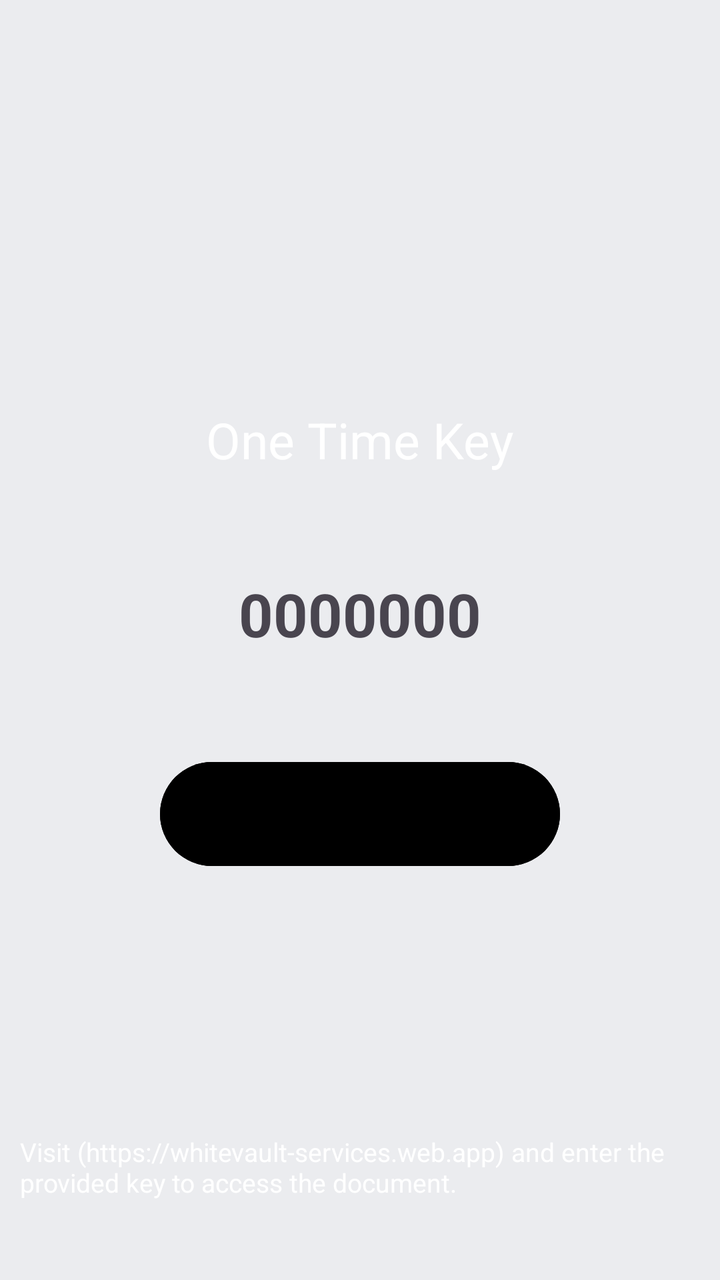
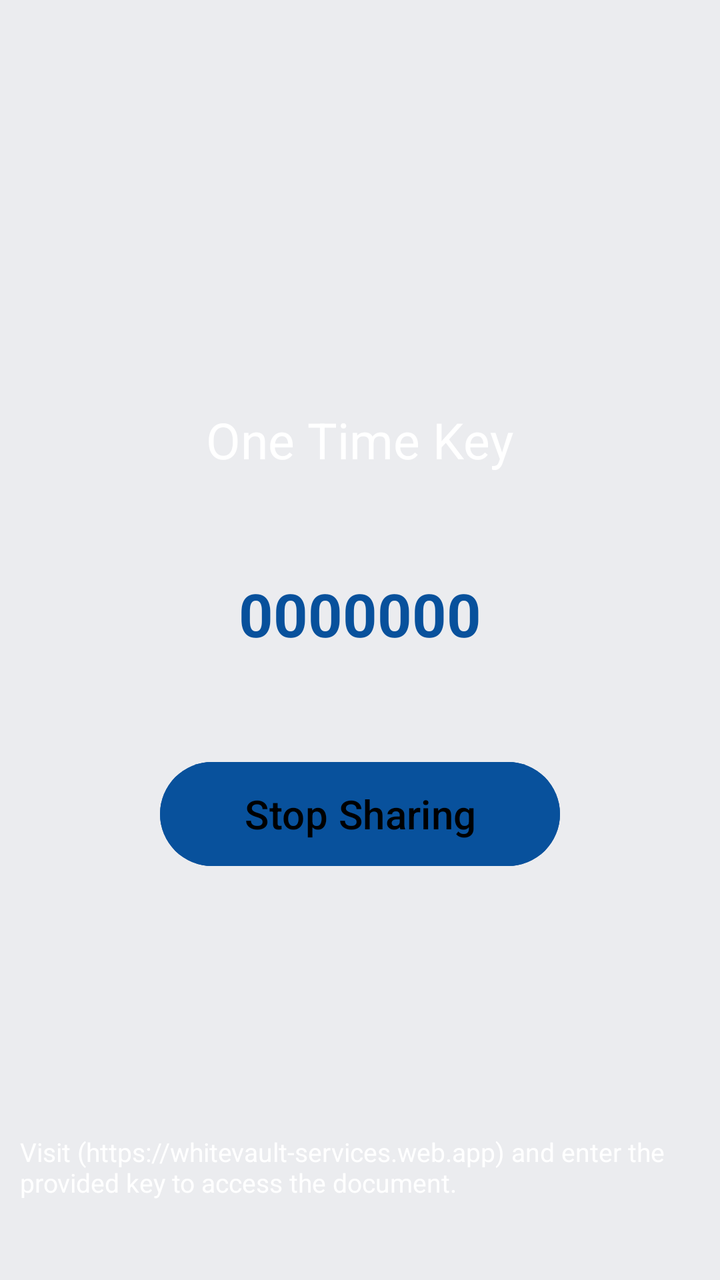

Compare the two renders of this Android layout. The source of the first and the diff that turns it into the second are given below.
<!-- AndroidManifest.xml: application theme Theme.WhiteVault -->
<!-- res/layout/activity_share.xml -->
<?xml version="1.0" encoding="utf-8"?>
<RelativeLayout xmlns:android="http://schemas.android.com/apk/res/android"
    xmlns:app="http://schemas.android.com/apk/res-auto"
    xmlns:tools="http://schemas.android.com/tools"
    android:id="@+id/main"
    android:layout_width="match_parent"
    android:layout_height="match_parent"
    tools:context=".ShareActivity"
    android:background="@color/background">

    <LinearLayout
        android:layout_width="match_parent"
        android:layout_height="match_parent"
        android:gravity="center"
        android:orientation="vertical">

        <TextView
            android:layout_width="wrap_content"
            android:layout_height="wrap_content"
            android:text="One Time Key"
            android:textColor="@color/white"
            android:textSize="25sp"
            android:layout_marginBottom="50dp"/>

        <TextView
            android:id="@+id/text_one_time_key"
            android:layout_width="wrap_content"
            android:layout_height="wrap_content"
            android:text="0000000"
            android:textColor="@color/primary"
            android:textStyle="bold"
            android:textSize="30sp"
            android:textIsSelectable="true"/>

        <Button
            android:id="@+id/button_stop_sharing"
            android:layout_width="200dp"
            android:layout_height="60dp"
            android:backgroundTint="@color/primary"
            android:text="Stop Sharing"
            android:textColor="@color/black"
            android:textSize="20sp"
            android:layout_marginTop="50dp"/>


    </LinearLayout>

    <TextView
        android:layout_width="wrap_content"
        android:layout_height="wrap_content"
        android:layout_alignParentBottom="true"
        android:layout_centerHorizontal="true"
        android:text="Visit (https://whitevault-services.web.app) and enter the provided key to access the document."
        android:textSize="13sp"
        android:textColor="@color/white"
        android:layout_marginBottom="40dp"
        android:layout_marginStart="10dp"
        android:layout_marginEnd="10dp"/>

</RelativeLayout>
<!-- resources referenced by this layout -->
<resources>
  <color name="background">#EBECEF</color>
  <color name="black">#FF000000</color>
  <color name="white">#FFFFFFFF</color>
  <style name="Theme.WhiteVault" parent="Base.Theme.WhiteVault" />
  <style name="Base.Theme.WhiteVault" parent="Theme.Material3.DayNight.NoActionBar">
          
          
      </style>
</resources>

<!-- the commit's change to res/layout/activity_share.xml (unified diff, before → after) -->
@@ -27,7 +27,7 @@
             android:layout_width="wrap_content"
             android:layout_height="wrap_content"
             android:text="0000000"
-            android:textColor="@color/primary"
+            android:textColor="@color/lPrimary"
             android:textStyle="bold"
             android:textSize="30sp"
             android:textIsSelectable="true"/>
@@ -36,7 +36,7 @@
             android:id="@+id/button_stop_sharing"
             android:layout_width="200dp"
             android:layout_height="60dp"
-            android:backgroundTint="@color/primary"
+            android:backgroundTint="@color/lPrimary"
             android:text="Stop Sharing"
             android:textColor="@color/black"
             android:textSize="20sp"
<!-- resource entries referenced after the edit -->
@@ -2,6 +2,7 @@
 <resources>
   <color name="background">#EBECEF</color>
   <color name="black">#FF000000</color>
+  <color name="lPrimary">#08519C</color>
   <color name="white">#FFFFFFFF</color>
   <style name="Theme.WhiteVault" parent="Base.Theme.WhiteVault" />
   <style name="Base.Theme.WhiteVault" parent="Theme.Material3.DayNight.NoActionBar">
